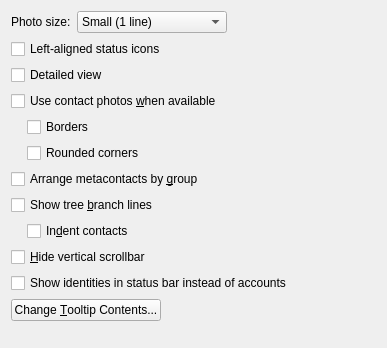
Old version of the form kopete/config/appearance/appearanceconfig_contactlist.ui in the repository KDE/kopete.
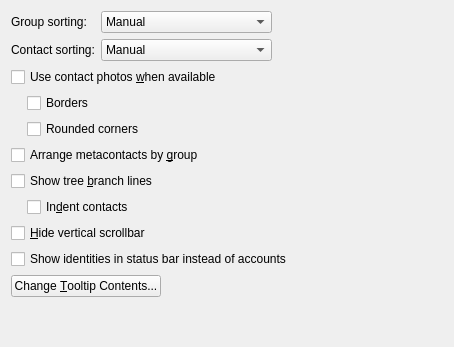
New version of the form.

Commit message: Add sorting capabilities. (Manual, Name, Status) Remove unused items from contact list config dialog.

The edit to the form file:
```diff
--- a/kopete/config/appearance/appearanceconfig_contactlist.ui
+++ b/kopete/config/appearance/appearanceconfig_contactlist.ui
@@ -1,12 +1,12 @@
 <ui version="4.0" >
  <class>AppearanceConfig_ContactList</class>
- <widget class="QWidget" name="AppearanceConfig_ContactList" >
-  <property name="geometry" >
+ <widget class="QWidget" name="AppearanceConfig_ContactList">
+  <property name="geometry">
    <rect>
     <x>0</x>
     <y>0</y>
-    <width>387</width>
-    <height>348</height>
+    <width>454</width>
+    <height>347</height>
    </rect>
   </property>
   <property name="windowTitle" >
@@ -14,31 +14,31 @@
   </property>
   <layout class="QVBoxLayout" name="verticalLayout" >
    <item>
-    <layout class="QHBoxLayout" name="horizontalLayout_4" >
-     <item>
-      <widget class="QLabel" name="label_2" >
-       <property name="sizePolicy" >
-        <sizepolicy vsizetype="Preferred" hsizetype="Preferred" >
+    <layout class="QGridLayout" name="gridLayout">
+     <item row="0" column="0">
+      <widget class="QLabel" name="label_2">
+       <property name="sizePolicy">
+        <sizepolicy hsizetype="Preferred" vsizetype="Preferred">
          <horstretch>0</horstretch>
          <verstretch>0</verstretch>
         </sizepolicy>
        </property>
-       <property name="text" >
-        <string>Photo size:</string>
+       <property name="text">
+        <string>Group sorting:</string>
        </property>
       </widget>
      </item>
-     <item>
-      <widget class="QComboBox" name="kcfg_contactListSize" >
-       <property name="sizePolicy" >
-        <sizepolicy vsizetype="Fixed" hsizetype="Expanding" >
+     <item row="0" column="1">
+      <widget class="QComboBox" name="kcfg_contactListGroupSorting">
+       <property name="sizePolicy">
+        <sizepolicy hsizetype="Expanding" vsizetype="Fixed">
          <horstretch>0</horstretch>
          <verstretch>0</verstretch>
         </sizepolicy>
        </property>
        <item>
-        <property name="text" >
-         <string>Small (1 line)</string>
+        <property name="text">
+         <string>Manual</string>
         </property>
        </item>
        <item>
@@ -53,56 +53,68 @@
        </item>
       </widget>
      </item>
-     <item>
-      <spacer name="horizontalSpacer" >
-       <property name="orientation" >
+     <item row="0" column="2" rowspan="2">
+      <spacer name="horizontalSpacer">
+       <property name="orientation">
         <enum>Qt::Horizontal</enum>
        </property>
-       <property name="sizeHint" stdset="0" >
+       <property name="sizeHint" stdset="0">
         <size>
-         <width>40</width>
-         <height>20</height>
+         <width>0</width>
+         <height>48</height>
         </size>
        </property>
       </spacer>
      </item>
+     <item row="1" column="0">
+      <widget class="QLabel" name="label_3">
+       <property name="sizePolicy">
+        <sizepolicy hsizetype="Preferred" vsizetype="Preferred">
+         <horstretch>0</horstretch>
+         <verstretch>0</verstretch>
+        </sizepolicy>
+       </property>
+       <property name="text">
+        <string>Contact sorting:</string>
+       </property>
+      </widget>
+     </item>
+     <item row="1" column="1">
+      <widget class="QComboBox" name="kcfg_contactListMetaContactSorting">
+       <property name="sizePolicy">
+        <sizepolicy hsizetype="Expanding" vsizetype="Fixed">
+         <horstretch>0</horstretch>
+         <verstretch>0</verstretch>
+        </sizepolicy>
+       </property>
+       <item>
+        <property name="text">
+         <string>Manual</string>
+        </property>
+       </item>
+       <item>
+        <property name="text">
+         <string>Name</string>
+        </property>
+       </item>
+       <item>
+        <property name="text">
+         <string>Status</string>
+        </property>
+       </item>
+      </widget>
+     </item>
     </layout>
    </item>
    <item>
-    <widget class="QCheckBox" name="kcfg_contactListLeftMode" >
-     <property name="sizePolicy" >
-      <sizepolicy vsizetype="Fixed" hsizetype="Preferred" >
+    <widget class="QCheckBox" name="kcfg_contactListIconMode">
+     <property name="sizePolicy">
+      <sizepolicy hsizetype="Preferred" vsizetype="Fixed">
        <horstretch>0</horstretch>
        <verstretch>0</verstretch>
       </sizepolicy>
      </property>
-     <property name="text" >
-      <string>Left-aligned status icons</string>
-     </property>
-    </widget>
-   </item>
-   <item>
-    <widget class="QCheckBox" name="kcfg_contactListDetailedMode" >
-     <property name="sizePolicy" >
-      <sizepolicy vsizetype="Fixed" hsizetype="Preferred" >
-       <horstretch>0</horstretch>
-       <verstretch>0</verstretch>
-      </sizepolicy>
-     </property>
-     <property name="text" >
-      <string>Detailed view</string>
-     </property>
-    </widget>
-   </item>
-   <item>
-    <widget class="QCheckBox" name="kcfg_contactListIconMode" >
-     <property name="sizePolicy" >
-      <sizepolicy vsizetype="Fixed" hsizetype="Preferred" >
-       <horstretch>0</horstretch>
-       <verstretch>0</verstretch>
-      </sizepolicy>
-     </property>
-     <property name="text" >
+     <property name="text">
       <string>Use contact photos &amp;when available</string>
      </property>
     </widget>
@@ -138,10 +150,10 @@
     </layout>
    </item>
    <item>
-    <layout class="QHBoxLayout" name="horizontalLayout_4" >
+    <layout class="QHBoxLayout" name="horizontalLayout_4">
      <item>
-      <spacer name="horizontalSpacer" >
-       <property name="orientation" >
+      <spacer name="horizontalSpacer">
+       <property name="orientation">
         <enum>Qt::Horizontal</enum>
        </property>
        <property name="sizeType" >
@@ -156,8 +168,8 @@
       </spacer>
      </item>
      <item>
-      <widget class="QCheckBox" name="kcfg_contactListIconRounded" >
-       <property name="enabled" >
+      <widget class="QCheckBox" name="kcfg_contactListIconRounded">
+       <property name="enabled">
         <bool>true</bool>
        </property>
        <property name="text" >
@@ -275,9 +287,9 @@
        <property name="sizeType" >
         <enum>QSizePolicy::Expanding</enum>
        </property>
-       <property name="sizeHint" stdset="0" >
+       <property name="sizeHint" stdset="0">
         <size>
-         <width>16</width>
+         <width>0</width>
          <height>16</height>
         </size>
        </property>
@@ -290,10 +302,10 @@
      <property name="orientation" >
       <enum>Qt::Vertical</enum>
      </property>
-     <property name="sizeHint" stdset="0" >
+     <property name="sizeHint" stdset="0">
       <size>
        <width>20</width>
-       <height>40</height>
+       <height>0</height>
       </size>
      </property>
     </spacer>
```
Left out of the diff: 118 changed lines with no effect on the pictures. The commit also changes 3 other files.
